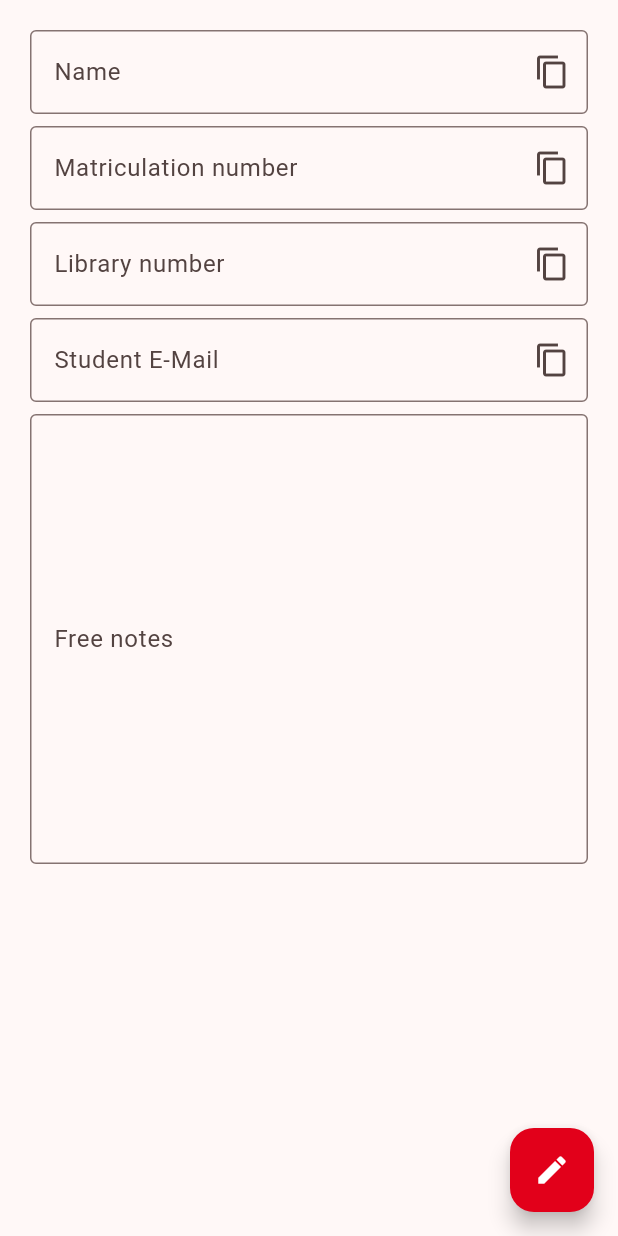
After one commit to DHBWorld/DHBWorld-Flutter, a Flutter app: the PersonalInformation screen opened directly, on a phone screen of 412 x 824 dp. The commit adds this screen. Run offline on Flutter 3.47's test engine with Material 2 defaults, Android fonts, the phone set to English and light mode, and no system bars; our stand-ins replace get, shared_preferences; accounts and stored records are empty.

Commit message:
Added personal information page

```diff
--- a/lib/ui/Navigation/navigator.dart
+++ b/lib/ui/Navigation/navigator.dart
@@ -37,7 +37,7 @@ class DHBWorldNavigator {
     );
 
     return NavigationDrawerTheme(data: const NavigationDrawerThemeData(
-        tileHeight: 48.0
+        tileHeight: 42.0
     ), child: navDrawer);
   }
 
@@ -62,7 +62,7 @@ class DHBWorldNavigator {
 
   Padding buildDivider() {
     return const Padding(
-      padding: EdgeInsets.fromLTRB(28, 16, 28, 10),
+      padding: EdgeInsets.fromLTRB(28, 8, 28, 8),
       child: Divider(),
     );
   }
--- /dev/null
+++ b/lib/ui/Pages/personal_information/controller.dart
@@ -0,0 +1,97 @@
+import 'package:dhbworld_flutter/ui/utilities/snackbar/snackbar.dart';
+import 'package:flutter/material.dart';
+import 'package:get/get.dart';
+import 'package:shared_preferences/shared_preferences.dart';
+import 'package:flutter/services.dart';
+
+class PersonalInformationController extends GetxController {
+  SharedPreferences? _prefs;
+
+  final editMode = false.obs;
+
+  final matriculationNumberError = Rxn<String>();
+  final libraryNumberError = Rxn<String>();
+
+  final nameController = TextEditingController();
+  final matriculationNumberController = TextEditingController();
+  final libraryNumberController = TextEditingController();
+  final studentEmailController = TextEditingController();
+  final notesController = TextEditingController();
+
+  PersonalInformationController() {
+    init();
+  }
+
+  init() async {
+    await initPrefs();
+    initializeData();
+  }
+
+  initPrefs() async {
+    _prefs = await SharedPreferences.getInstance();
+  }
+
+  initializeData() {
+    nameController.text = _prefs?.getString("pi_name") ?? "";
+    matriculationNumberController.text = _prefs?.getString("pi_matriculationNumber") ?? "";
+    libraryNumberController.text = _prefs?.getString("pi_libraryNumber") ?? "";
+    studentEmailController.text = _prefs?.getString("pi_email") ?? "";
+    notesController.text = _prefs?.getString("pi_notes") ?? "";
+  }
+
+  saveData() async {
+    resetErrorMessages();
+
+    if (checkMNumber(matriculationNumberController.text) && checkLNumber(libraryNumberController.text)) {
+      await _prefs?.setString("pi_name", nameController.text);
+      await _prefs?.setString("pi_matriculationNumber", matriculationNumberController.text);
+      await _prefs?.setString("pi_libraryNumber", libraryNumberController.text);
+      await _prefs?.setString("pi_email", studentEmailController.text);
+      await _prefs?.setString("pi_notes", notesController.text);
+      editMode(false);
+      initializeData();
+    }
+  }
+
+  cancel() {
+    resetErrorMessages();
+
+    editMode(false);
+    initializeData();
+  }
+
+  resetErrorMessages() {
+    matriculationNumberError.value = null;
+    libraryNumberError.value = null;
+  }
+
+  bool checkMNumber(String text) {
+    if (text.isNotEmpty) {
+      int? mNumberInt = int.tryParse(text);
+      if (mNumberInt == null || mNumberInt > 9999999) {
+        matriculationNumberError("Can only contain 7 digits");
+        return false;
+      }
+    }
+    return true;
+  }
+
+  bool checkLNumber(String text) {
+    if (text.isNotEmpty) {
+      int? mNumberInt = int.tryParse(text);
+      if (mNumberInt == null || mNumberInt > 999999999999) {
+        libraryNumberError("Can only contain 12 digits");
+        return false;
+      }
+    }
+    return true;
+  }
+
+  copyToClipboard(BuildContext context, String text) async {
+    await Clipboard.setData(ClipboardData(text: text));
+    if (context.mounted) {
+      Snackbar.create("Text copied");
+    }
+  }
+
+}
--- /dev/null
+++ b/lib/ui/Pages/personal_information/personal_information.dart
@@ -0,0 +1,131 @@
+import 'package:dhbworld_flutter/ui/Pages/personal_information/controller.dart';
+import 'package:dhbworld_flutter/ui/utilities/focus/always_disabled_focus_node.dart';
+import 'package:flutter/material.dart';
+import 'package:get/get.dart';
+
+import 'package:dhbworld_flutter/values/mColors.dart';
+
+class PersonalInformation extends StatelessWidget {
+  final controller = Get.put(PersonalInformationController());
+
+  PersonalInformation({Key? key}) : super(key: key);
+
+  @override
+  Widget build(BuildContext context) {
+    return Scaffold(
+      floatingActionButton: Obx(() =>
+          Visibility(
+              visible: !controller.editMode.value,
+              child: FloatingActionButton(
+                onPressed: () => {
+                  controller.editMode(true)
+                },
+                child: const Icon(Icons.edit, color: Colors.white),
+              )
+          )
+      ),
+      body: Obx(() => Scrollbar(
+          child: SingleChildScrollView(
+              child: Container(
+                padding: const EdgeInsets.all(20),
+                child: Wrap(runSpacing: 8, children: <Widget>[
+                  TextField(
+                    decoration: InputDecoration(
+                      border: const OutlineInputBorder(),
+                      labelText: "Name",
+                        suffixIcon: IconButton(
+                            onPressed: () => controller.copyToClipboard(context, controller.nameController.text),
+                            icon: const Icon(Icons.copy))),
+                    maxLines: 1,
+                    keyboardType: TextInputType.text,
+                    controller: controller.nameController,
+                    enableInteractiveSelection: controller.editMode.value,
+                    focusNode: !controller.editMode.value ? AlwaysDisabledFocusNode() : null,
+                    readOnly: !controller.editMode.value,
+                  ),
+                  TextField(
+                    decoration: InputDecoration(
+                        border: const OutlineInputBorder(),
+                        labelText: "Matriculation number",
+                        errorText: controller.matriculationNumberError.value,
+                        enabled: true,
+                        suffixIcon: IconButton(
+                            onPressed: () => controller.copyToClipboard(context, controller.matriculationNumberController.text),
+                            icon: const Icon(Icons.copy))),
+                    maxLines: 1,
+                    keyboardType: TextInputType.number,
+                    controller: controller.matriculationNumberController,
+                    enableInteractiveSelection: controller.editMode.value,
+                    focusNode: !controller.editMode.value ? AlwaysDisabledFocusNode() : null,
+                    readOnly: !controller.editMode.value,
+                  ),
+                  TextField(
+                    decoration: InputDecoration(
+                        border: const OutlineInputBorder(),
+                        labelText: "Library number",
+                        errorText: controller.libraryNumberError.value,
+                        suffixIcon: IconButton(
+                            onPressed: () => controller.copyToClipboard(context, controller.libraryNumberController.text),
+                            icon: const Icon(Icons.copy))),
+                    maxLines: 1,
+                    keyboardType: TextInputType.number,
+                    controller: controller.libraryNumberController,
+                    enableInteractiveSelection: controller.editMode.value,
+                    focusNode: !controller.editMode.value ? AlwaysDisabledFocusNode() : null,
+                    readOnly: !controller.editMode.value,
+                  ),
+                  TextField(
+                    decoration: InputDecoration(
+                        border: const OutlineInputBorder(),
+                        labelText: "Student E-Mail",
+                        suffixIcon: IconButton(
+                            onPressed: () => controller.copyToClipboard(context, controller.studentEmailController.text),
+                            icon: const Icon(Icons.copy))),
+                    maxLines: 1,
+                    keyboardType: TextInputType.emailAddress,
+                    controller: controller.studentEmailController,
+                    enableInteractiveSelection: controller.editMode.value,
+                    focusNode: !controller.editMode.value ? AlwaysDisabledFocusNode() : null,
+                    readOnly: !controller.editMode.value,
+                  ),
+                  SizedBox(
+                    height: 300,
+                    child: TextField(
+                      decoration: const InputDecoration(
+                          border: OutlineInputBorder(),
+                          labelText: "Free notes"),
+                      keyboardType: TextInputType.multiline,
+                      controller: controller.notesController,
+                      maxLines: null,
+                      expands: true,
+                      enableInteractiveSelection: controller.editMode.value,
+                      focusNode: !controller.editMode.value ? AlwaysDisabledFocusNode() : null,
+                      readOnly: !controller.editMode.value,
+                    ),
+                  ),
+                  Visibility(
+                    visible: controller.editMode.value,
+                      child: Row(
+                        mainAxisAlignment: MainAxisAlignment.spaceBetween,
+                        children: <Widget>[
+                          FilledButton(
+                            onPressed: () => {controller.cancel()},
+                            style: FilledButton.styleFrom(backgroundColor: mColors.grey_dark),
+                            child: const Text("Cancel"),
+                          ),
+                          FilledButton(
+                            onPressed: () async => {await controller.saveData()},
+                            style: FilledButton.styleFrom(backgroundColor: mColors.red),
+                            child: const Text("Save"),
+                          )
+                        ],
+                      )
+                  )
+                ]),
+              )
+          )
+      )
+      ),
+    );
+  }
+}
--- /dev/null
+++ b/lib/ui/utilities/focus/always_disabled_focus_node.dart
@@ -0,0 +1,6 @@
+import 'package:flutter/cupertino.dart';
+
+class AlwaysDisabledFocusNode extends FocusNode {
+  @override
+  bool get hasFocus => false;
+}
--- a/pubspec.yaml
+++ b/pubspec.yaml
@@ -37,6 +37,7 @@ dependencies:
   cupertino_icons: ^1.0.2
   material3_layout: ^0.0.7
   get: ^4.6.5
+  shared_preferences: ^2.2.0
 
 dev_dependencies:
   flutter_test:
```
Also changed, not shown: lib/ui/Navigation/layout_structure.dart (+9 -9 lines), lib/ui/Pages/home.dart (+5 -4 lines), lib/ui/utilities/snackbar/snackbar.dart (added, +38 -0 lines), lib/values/navigation_routes.dart (+5 -3 lines), pubspec.lock, 17 other files.
